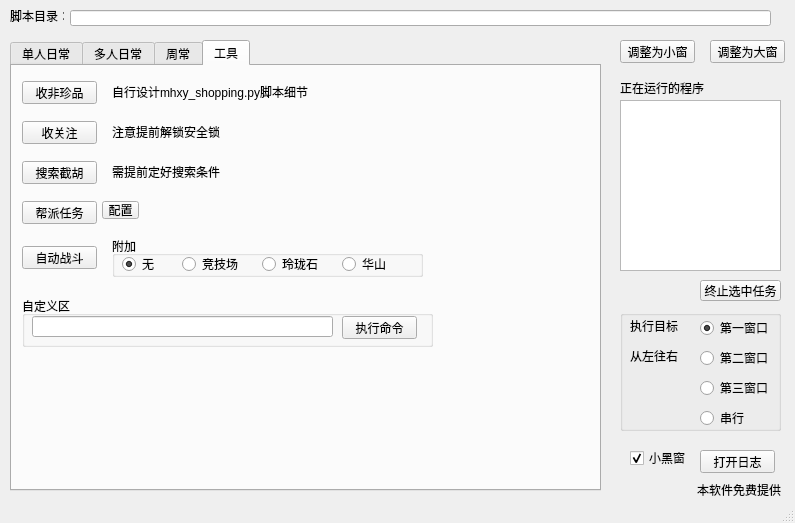
Old version of the form ui/win/script.ui in the repository misakamikodo/mhxy_script.
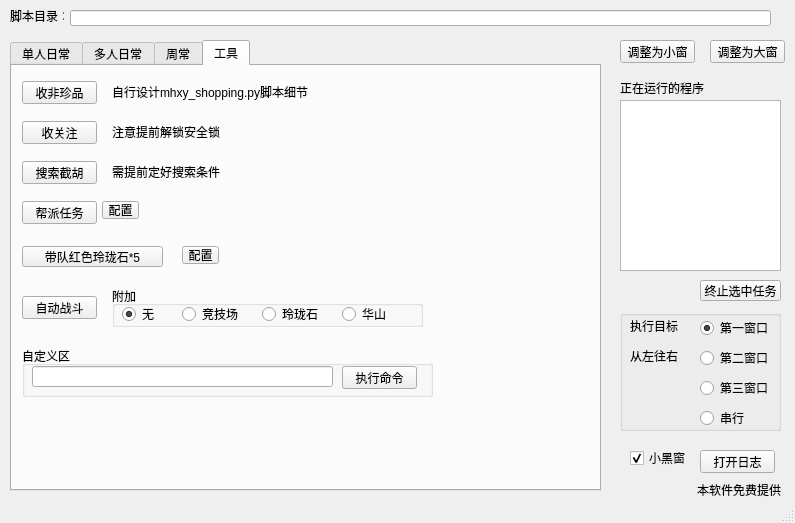
New version of the form. The open tabs and pages were chosen to show the change.

Commit message: 玲珑石任务带队工具

The edit to the form file:
```diff
--- a/ui/win/script.ui
+++ b/ui/win/script.ui
@@ -848,7 +848,7 @@
       <property name="geometry">
        <rect>
         <x>10</x>
-        <y>180</y>
+        <y>230</y>
         <width>75</width>
         <height>23</height>
        </rect>
@@ -861,7 +861,7 @@
       <property name="geometry">
        <rect>
         <x>100</x>
-        <y>170</y>
+        <y>220</y>
         <width>311</width>
         <height>41</height>
        </rect>
@@ -929,7 +929,7 @@
       <property name="geometry">
        <rect>
         <x>10</x>
-        <y>230</y>
+        <y>280</y>
         <width>411</width>
         <height>51</height>
        </rect>
@@ -964,6 +964,32 @@
        </property>
       </widget>
      </widget>
+     <widget class="QPushButton" name="linlongshi_btn">
+      <property name="geometry">
+       <rect>
+        <x>10</x>
+        <y>180</y>
+        <width>141</width>
+        <height>21</height>
+       </rect>
+      </property>
+      <property name="text">
+       <string>带队红色玲珑石*5</string>
+      </property>
+     </widget>
+     <widget class="QToolButton" name="linlongshi_cfg_btn">
+      <property name="geometry">
+       <rect>
+        <x>170</x>
+        <y>180</y>
+        <width>37</width>
+        <height>18</height>
+       </rect>
+      </property>
+      <property name="text">
+       <string>配置</string>
+      </property>
+     </widget>
     </widget>
    </widget>
    <widget class="QPushButton" name="game_process_small_btn">
```
Left out of the diff: 2 changed lines with no effect on the pictures. The commit also changes 12 other files.
